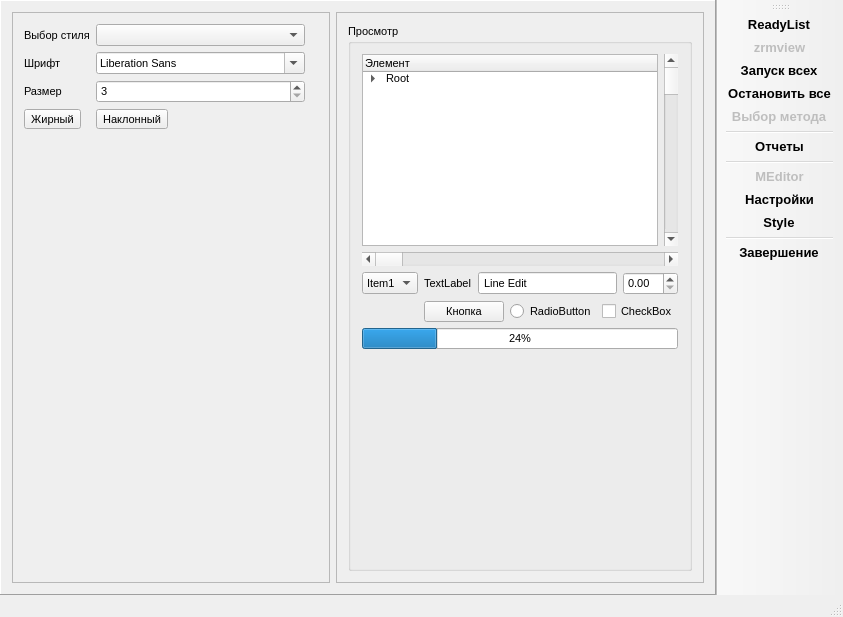
Before: the Qt Designer form mainwindow.ui in dostapazov/powermon, drawn with Qt 5.
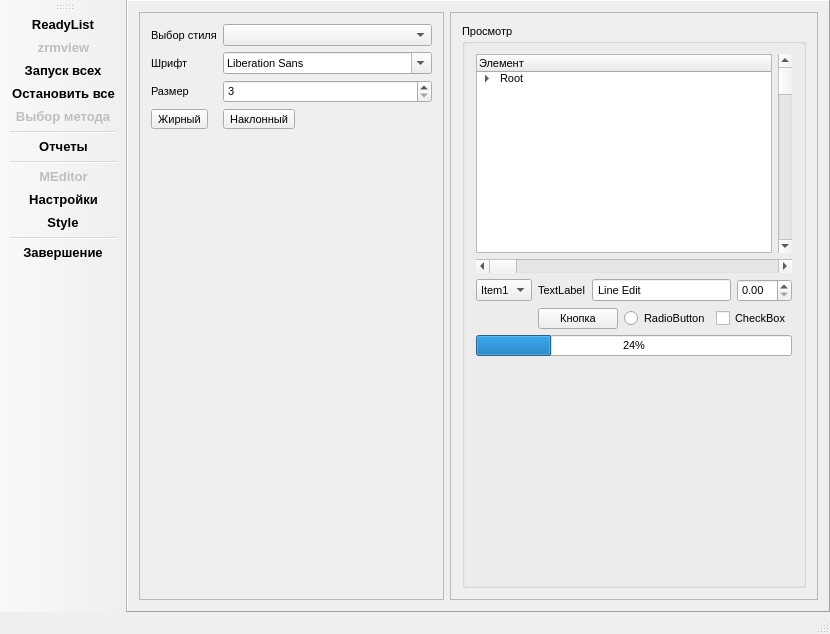
After: the same form once the commit is applied. Icons and pictures are not drawn. Custom widgets are drawn as their Qt base class.

```diff
--- a/mainwindow.ui
+++ b/mainwindow.ui
@@ -6,8 +6,8 @@
    <rect>
     <x>0</x>
     <y>0</y>
-    <width>843</width>
-    <height>617</height>
+    <width>829</width>
+    <height>634</height>
    </rect>
   </property>
   <property name="sizePolicy">
@@ -466,7 +466,7 @@
     <bool>false</bool>
    </property>
    <attribute name="toolBarArea">
-    <enum>RightToolBarArea</enum>
+    <enum>LeftToolBarArea</enum>
    </attribute>
    <attribute name="toolBarBreak">
     <bool>false</bool>
```
Left out of the diff: 4 changed lines with no effect on the pictures.
